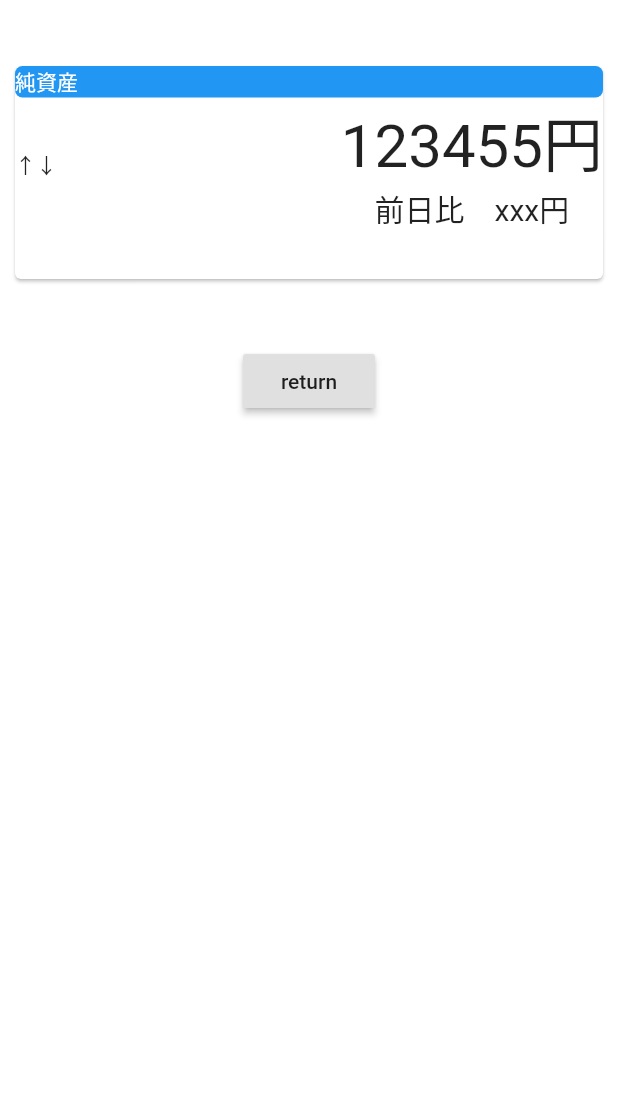
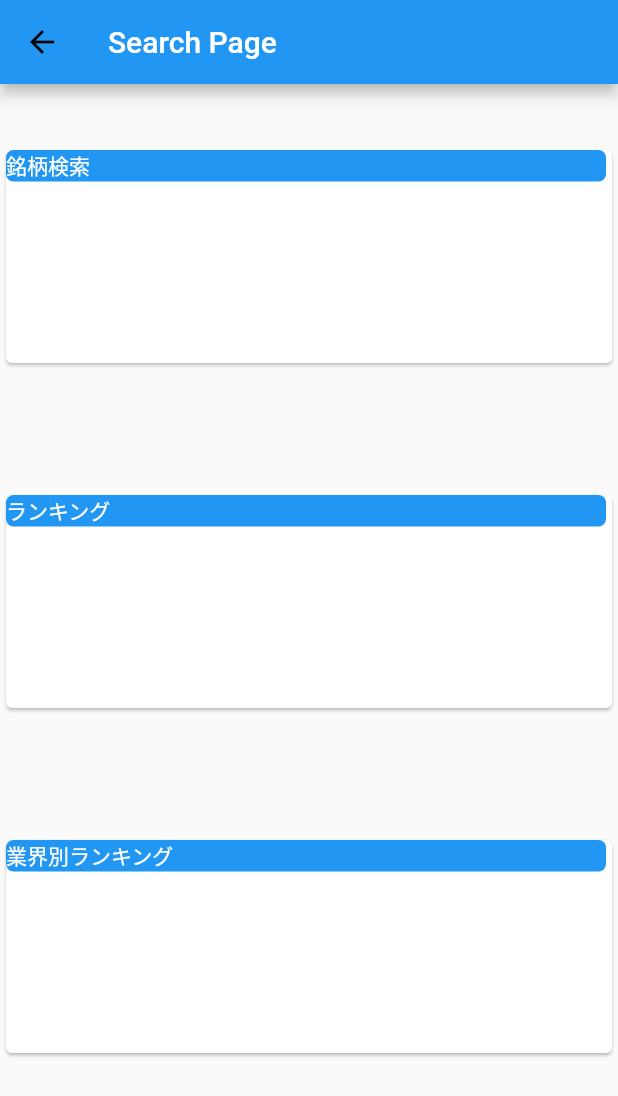
Before and after one commit to mm-masahiro/flutter-test, a Flutter app: the SearchPage screen opened by its route, on a phone screen of 412 x 824 dp. Shown: the top 1096 px of the screen. Run offline on Flutter 3.47's test engine with Material 2 defaults, Android fonts, the phone set to English and light mode, and no system bars.

Commit message:
add search page list

```diff
--- /dev/null
+++ b/lib/SearchPage/SearchPageComponent/card-origin.dart
@@ -0,0 +1,60 @@
+import 'package:flutter/material.dart';
+
+class  SearchCard extends StatelessWidget {
+
+  final Text title;
+
+  SearchCard({
+    this.title,
+  });
+
+  @override
+  Widget build(BuildContext context) {
+    return Container(
+      margin: EdgeInsets.fromLTRB(0, 40, 0, 40),
+      width: 400,
+      height: 150,
+      child: Card(
+        child: (
+          Expanded(
+            child: Column(
+              crossAxisAlignment: CrossAxisAlignment.start,
+              children: [
+                Container(
+                  width: 400,
+                  decoration: BoxDecoration(
+                    color: Colors.blue,
+                    borderRadius: BorderRadius.circular(5)
+                  ),
+                  child: title
+                ),
+                Row(
+                  mainAxisAlignment: MainAxisAlignment.spaceBetween,
+                  children: <Widget>[
+                    Container(
+                      child: Align(
+                        alignment: Alignment.bottomLeft,
+                        // child: text,
+                      ),
+                    ),
+                    Container(
+                      child: Align(
+                        alignment: Alignment.centerRight,
+                        child: Column(
+                          children: <Widget>[
+                            // text,
+                            // text,
+                          ],
+                        ),
+                      ),
+                    )
+                  ],
+                )
+              ],
+            )
+          )
+        ),
+      ),
+    );
+  }
+}
--- /dev/null
+++ b/lib/SearchPage/SearchPageComponent/industory-ranking.dart
@@ -0,0 +1,22 @@
+import 'package:flutter/material.dart';
+import './card-origin.dart';
+
+class IndustoryRanking extends StatelessWidget {
+ final Widget industoryRanking = Container(
+   child: SearchCard(
+     title: Text(
+       '業界別ランキング',
+       style: TextStyle(
+         color: Colors.white
+       )
+     ),
+   ),
+ );
+
+  @override
+  Widget build(BuildContext context) {
+    return Container(
+      child: industoryRanking,
+    );
+  }
+}
--- /dev/null
+++ b/lib/SearchPage/SearchPageComponent/searchstock.dart
@@ -0,0 +1,22 @@
+import 'package:flutter/material.dart';
+import './card-origin.dart';
+
+class SearchStock extends StatelessWidget {
+ final Widget searchStock = Container(
+   child: SearchCard(
+     title: Text(
+       '銘柄検索',
+       style: TextStyle(
+         color: Colors.white
+       )
+     ),
+   ),
+ );
+
+  @override
+  Widget build(BuildContext context) {
+    return Container(
+      child: searchStock,
+    );
+  }
+}
--- /dev/null
+++ b/lib/SearchPage/SearchPageComponent/stock-ranking.dart
@@ -0,0 +1,22 @@
+import 'package:flutter/material.dart';
+import './card-origin.dart';
+
+class StockRanking extends StatelessWidget {
+ final Widget stockRanking = Container(
+   child: SearchCard(
+     title: Text(
+       'ランキング',
+       style: TextStyle(
+         color: Colors.white
+       )
+     ),
+   ),
+ );
+
+  @override
+  Widget build(BuildContext context) {
+    return Container(
+      child: stockRanking,
+    );
+  }
+}
--- a/lib/SearchPage/searchpage.dart
+++ b/lib/SearchPage/searchpage.dart
@@ -1,81 +1,28 @@
 import 'package:flutter/material.dart';
+import './SearchPageComponent/searchstock.dart';
+import './SearchPageComponent/stock-ranking.dart';
+import './SearchPageComponent/industory-ranking.dart';
 
 class SearchPage extends StatelessWidget {
-  final Widget search = Container(
-    margin: EdgeInsets.fromLTRB(0, 40, 0, 40),
-    width: 400,
-    height: 150,
-    child: Card(
-      child: (
-        Expanded(
-          child: Column(
-            crossAxisAlignment: CrossAxisAlignment.start,
-            children: [
-              Container(
-                width: 400,
-                decoration: BoxDecoration(
-                  color: Colors.blue,
-                  borderRadius: BorderRadius.circular(5)
-                ),
-                child: Text(
-                  '純資産',
-                  style: TextStyle(
-                    color: Colors.white
-                  ),
-                ),
-              ),
-              Row(
-                mainAxisAlignment: MainAxisAlignment.spaceBetween,
-                children: [
-                  Container(
-                    child: Align(
-                      alignment: Alignment.bottomLeft,
-                      child: Text(
-                        '↑↓'
-                      ),
-                    ),
-                  ),
-                  Container(
-                    child: Align(
-                      alignment: Alignment.centerRight,
-                      child: Column(
-                        children: <Widget>[
-                          Text(
-                            '123455円',
-                            style: TextStyle(
-                              fontSize: 40
-                            ),
-                          ),
-                          Text(
-                            '前日比　xxx円',
-                            style: TextStyle(
-                              fontSize: 20
-                            ),
-                          )
-                        ]
-                      ),
-                    ),
-                  )
-                ]
-              )
-            ]
-          ),
-        )
-      )
-    ),
-  );
 
   @override
   Widget build(BuildContext context) {
-    return Container(
-      child: Column(
-        children: [
-          search,
-          RaisedButton(
-            onPressed: () => Navigator.of(context).pop(),
-            child: Text('return'),
-          )
-        ]
+    return Scaffold(
+      appBar: AppBar(
+        title: Text(
+          'Search Page',
+          style: TextStyle(
+            color: Colors.white
+          ),
+        ),
+        backgroundColor: Colors.blue,
+      ),
+      body: ListView(
+        children: <Widget>[
+          SearchStock(),
+          StockRanking(),
+          IndustoryRanking()
+        ],
       ),
     );
   }
--- a/lib/firstpage.dart
+++ b/lib/firstpage.dart
@@ -1,3 +1,4 @@
+import 'package:flutter/cupertino.dart';
 import 'package:flutter/material.dart';
 import './FirstPageComponent/assets.dart';
 import './FirstPageComponent/trade.dart';
```
